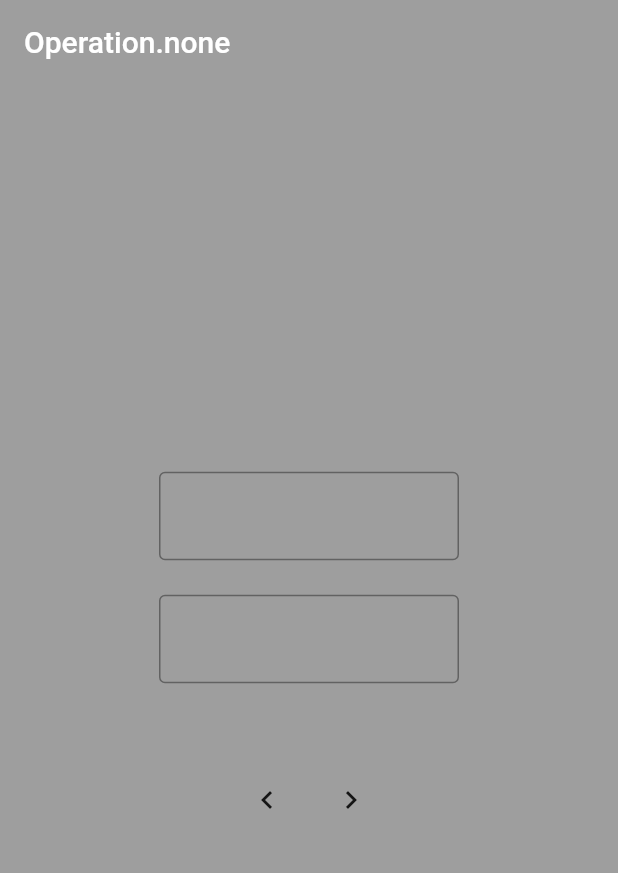
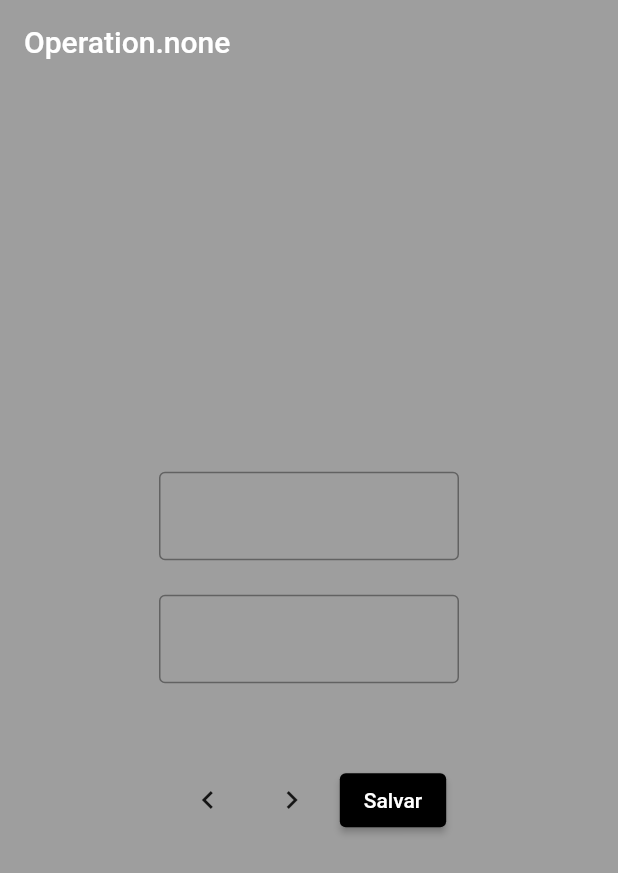
Before and after one commit to ViniciusM2/very_good_flutter_example, a Flutter app: the screen it shows after launch, on a phone screen of 412 x 824 dp. Shown: the top 873 px of the screen. Run offline on Flutter 3.47's test engine with Material 2 defaults, Android fonts, the phone set to English and light mode, and no system bars; our stand-ins replace bloc, equatable, flutter_bloc; generated files the repository leaves out were written again.

```diff
--- a/lib/two_numbers/bloc/two_numbers_bloc.dart
+++ b/lib/two_numbers/bloc/two_numbers_bloc.dart
@@ -2,6 +2,7 @@ import 'dart:async';
 
 import 'package:bloc/bloc.dart';
 import 'package:equatable/equatable.dart';
+import 'package:oop_class_flutter_template/two_numbers/models/two_numbers_model.dart';
 part 'two_numbers_event.dart';
 part 'two_numbers_state.dart';
 
@@ -12,6 +13,7 @@ class TwoNumbersBloc extends Bloc<TwoNumbersEvent, TwoNumbersState> {
     on<SecondNumberUpdated>(_onSecondNumberUpdated);
     on<NextOperationSelected>(_onNextOperationSelected);
     on<PreviousOperationSelected>(_onPreviousOperationSelected);
+    on<SaveButtonPressed>(_onSaveButtonPressed);
   }
 
   FutureOr<void> _onCustomTwoNumbersEvent(
@@ -174,4 +176,11 @@ class TwoNumbersBloc extends Bloc<TwoNumbersEvent, TwoNumbersState> {
         break;
     }
   }
+
+  FutureOr<void> _onSaveButtonPressed(
+    SaveButtonPressed event,
+    Emitter<TwoNumbersState> emit,
+  ) {
+
+  }
 }
--- a/lib/two_numbers/bloc/two_numbers_event.dart
+++ b/lib/two_numbers/bloc/two_numbers_event.dart
@@ -46,3 +46,10 @@ class PreviousOperationSelected extends TwoNumbersEvent {
   @override
   List<Object> get props => [];
 }
+
+class SaveButtonPressed extends TwoNumbersEvent {
+  const SaveButtonPressed();
+
+  @override
+  List<Object> get props => [];
+}
--- a/lib/two_numbers/bloc/two_numbers_state.dart
+++ b/lib/two_numbers/bloc/two_numbers_state.dart
@@ -1,6 +1,6 @@
 part of 'two_numbers_bloc.dart';
 
-enum Operation { none, add, subtract, multiply, divide }
+
 
 /// {@template two_numbers_state}
 /// TwoNumbersState description
--- /dev/null
+++ b/lib/two_numbers/repository/two_numbers_repository.dart
@@ -0,0 +1,3 @@
+class TwoNumbersRepository {
+
+}
--- a/lib/two_numbers/view/two_numbers_page.dart
+++ b/lib/two_numbers/view/two_numbers_page.dart
@@ -1,5 +1,6 @@
 import 'package:flutter/material.dart';
 import 'package:oop_class_flutter_template/two_numbers/bloc/bloc.dart';
+import 'package:oop_class_flutter_template/two_numbers/models/two_numbers_model.dart';
 import 'package:oop_class_flutter_template/two_numbers/widgets/two_numbers_body.dart';
 
 /// {@template two_numbers_page}
--- a/lib/two_numbers/widgets/two_numbers_body.dart
+++ b/lib/two_numbers/widgets/two_numbers_body.dart
@@ -1,6 +1,7 @@
 import 'package:flutter/material.dart';
 import 'package:flutter/services.dart';
 import 'package:oop_class_flutter_template/two_numbers/bloc/bloc.dart';
+import 'package:oop_class_flutter_template/two_numbers/models/two_numbers_model.dart';
 
 /// {@template two_numbers_body}
 /// Body of the TwoNumbersPage.
@@ -89,6 +90,13 @@ class TwoNumbersBody extends StatelessWidget {
                               ),
                           icon: const Icon(Icons.chevron_right),
                         ),
+                        ElevatedButton(
+                          onPressed: () {},
+                          child: const Text("Salvar"),
+                          style: ElevatedButton.styleFrom(
+                            backgroundColor: Colors.black,
+                          ),
+                        ),
                       ],
                     )
                   ],
--- a/pubspec.yaml
+++ b/pubspec.yaml
@@ -10,17 +10,23 @@ environment:
 dependencies:
   bloc: ^8.1.0
   equatable: ^2.0.5
+  firebase_core: ^1.23.0
   flutter:
     sdk: flutter
   flutter_bloc: ^8.1.1
   flutter_localizations:
     sdk: flutter
+  freezed_annotation: ^2.1.0
   intl: ^0.17.0
+  json_annotation: ^4.7.0
 
 dev_dependencies:
   bloc_test: ^9.1.0
+  build_runner: ^2.2.1
   flutter_test:
     sdk: flutter
+  freezed: ^2.1.0+1
+  json_serializable: ^6.4.0
   mocktail: ^0.3.0
   very_good_analysis: ^3.0.2
 
```
Also changed, not shown: lib/two_numbers/models/two_numbers_model.dart (added, +56 -0 lines), pubspec.lock.
